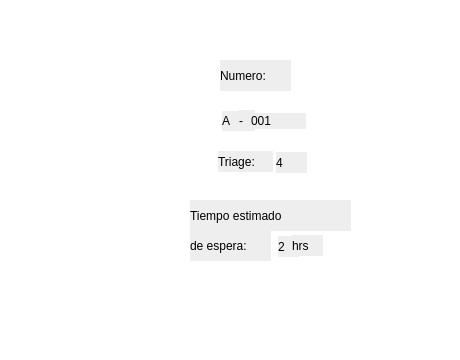
Above: ventanas/ventana_6.ui from PedroPabloVelasco/innovacabros before the change. Below: the same form after it.
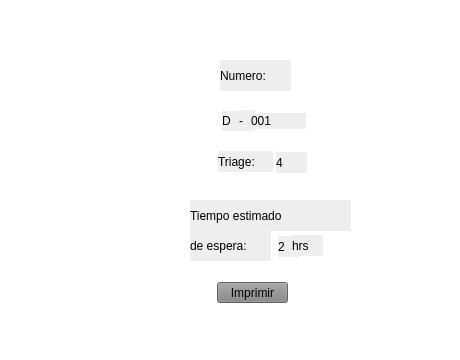
That is the form after the change. Icons and pictures are not drawn.

Patch:
```diff
--- a/ventanas/ventana_6.ui
+++ b/ventanas/ventana_6.ui
@@ -78,7 +78,7 @@
 font: 10pt &quot;MS Shell Dlg 2&quot;;</string>
    </property>
    <property name="text">
-    <string>A</string>
+    <string>D</string>
    </property>
   </widget>
   <widget class="QLabel" name="label_3">
@@ -217,6 +217,23 @@
     <string>hrs</string>
    </property>
   </widget>
+  <widget class="QPushButton" name="imprimir">
+   <property name="geometry">
+    <rect>
+     <x>217</x>
+     <y>282</y>
+     <width>71</width>
+     <height>21</height>
+    </rect>
+   </property>
+   <property name="styleSheet">
+    <string notr="true">background-color: rgb(238, 238, 238);
+background-color: rgb(134, 134, 134);</string>
+   </property>
+   <property name="text">
+    <string>Imprimir</string>
+   </property>
+  </widget>
  </widget>
  <resources/>
  <connections/>
```
